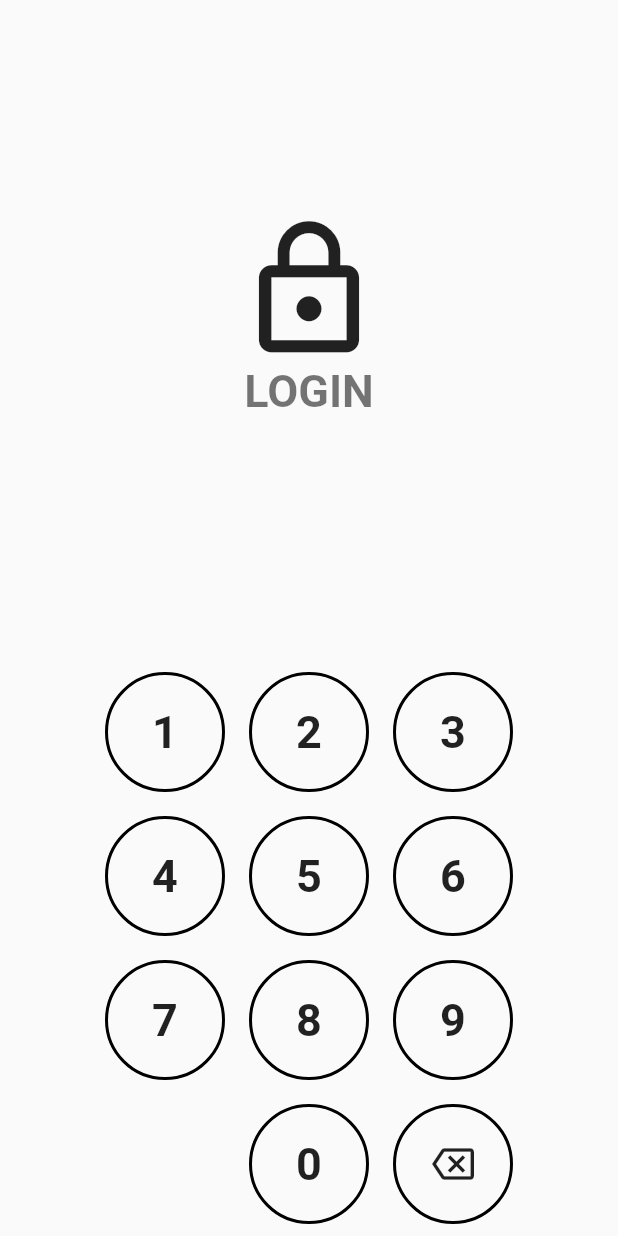
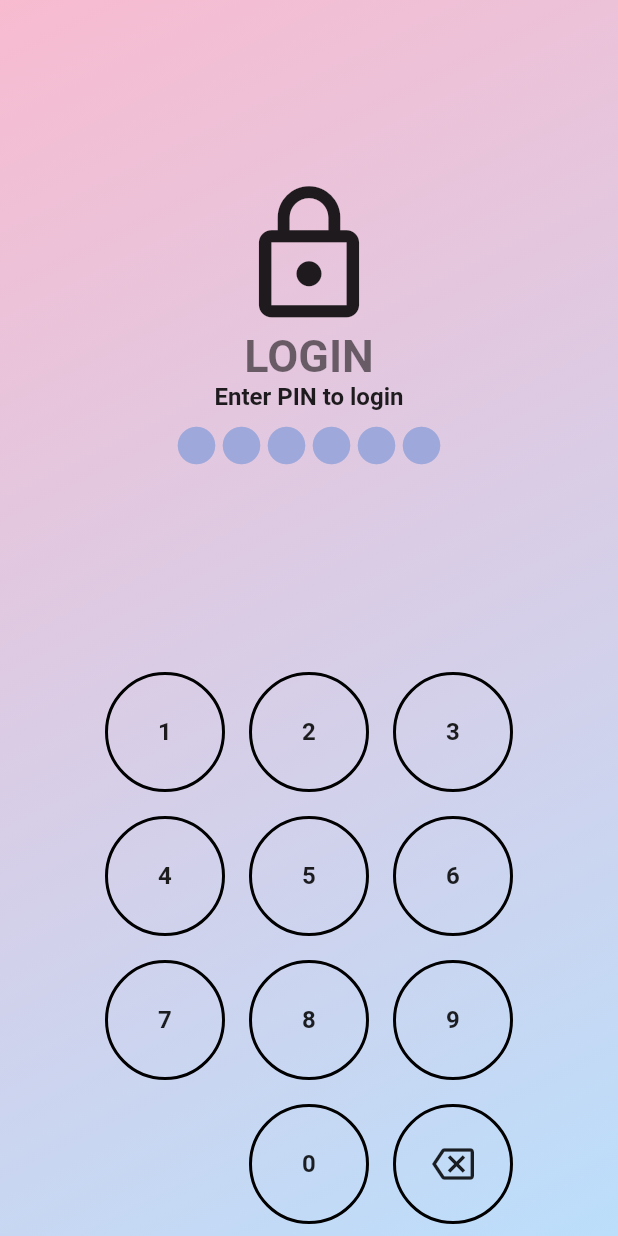
Before and after one commit to phutchatcha/flutter_food, a Flutter app: the screen it shows after launch, on a phone screen of 412 x 824 dp. Run offline on Flutter 3.47's test engine with Material 2 defaults, Android fonts, the phone set to English and light mode, and no system bars.

Commit message:
Initial commit

```diff
--- a/lib/main.dart
+++ b/lib/main.dart
@@ -19,10 +19,10 @@ class MyApp extends StatelessWidget {
             fontWeight: FontWeight.bold,
           ),
           headline6: TextStyle(
-            fontSize: 30.0,
+            fontSize: 16.0,
             fontWeight: FontWeight.bold,
           ),
-          bodyText2: TextStyle(fontSize: 14.0),
+          bodyText2: TextStyle(fontSize: 20.0),
         ),
       ),
       home: LoginPage(),
--- a/lib/pages/login/login_page.dart
+++ b/lib/pages/login/login_page.dart
@@ -1,4 +1,7 @@
 import 'package:flutter/material.dart';
+
+import 'package:flutter/cupertino.dart';
+import 'package:flutter_food/pages/home/home_page.dart';
 
 class LoginPage extends StatefulWidget {
   const LoginPage({Key? key}) : super(key: key);
@@ -10,15 +13,52 @@ class LoginPage extends StatefulWidget {
 class _LoginPageState extends State<LoginPage> {
   var input = '';
 
+  void _showDialog(){
+    showDialog(
+      context: context,
+      builder: (BuildContext context) {
+        return AlertDialog(
+          title: Text(
+            "ERROR!",
+            style: TextStyle(color: Colors.black),
+          ),
+          content: Text("Invalid PIN. Please try again!"),
+          actions: [
+            TextButton(
+              child: const Text(
+                'OK',
+                style: TextStyle(
+                  color: Colors.black54,
+                ),
+              ),
+              onPressed: () {
+                Navigator.of(context).pop();
+              },
+            ),
+          ],
+        );
+      },
+    );
+  }
+
   @override
   Widget build(BuildContext context) {
     return Scaffold(
       body: Container(
+        decoration: BoxDecoration(
+          gradient: LinearGradient(
+            begin: Alignment.topLeft,
+            end: Alignment.bottomRight,
+            colors: [
+              Colors.pink.shade100,
+              Colors.blue.shade100,
+            ],
+          ),
+        ),
         child: SafeArea(
           child: Column(
             children: [
               Expanded(
-                //ทำให้ส่วนของcontainerอยู่ข้างล่างเสมอ
                 child: Center(
                   child: Column(
                     mainAxisSize: MainAxisSize.min,
@@ -31,7 +71,22 @@ class _LoginPageState extends State<LoginPage> {
                         'LOGIN',
                         style: Theme.of(context).textTheme.headline1,
                       ),
-                      Text(input, style: TextStyle(fontSize: 16.0),),
+                      Text(
+                        'Enter PIN to login',
+                        style: Theme.of(context).textTheme.headline6,
+                      ),
+                      Padding(
+                        padding: const EdgeInsets.all(8.0),
+                        child: Row(
+                          mainAxisAlignment: MainAxisAlignment.center,
+                          children: [
+                            for(int i=0;i<input.length;i++)
+                              Icon(Icons.circle,size: 30,color: Colors.indigo.shade400,),
+                            for(int i=0;i<6-input.length;i++)
+                              Icon(Icons.circle,size: 30,color: Colors.indigo.shade200,),
+                          ],
+                        ),
+                      )
                     ],
                   ),
                 ),
@@ -68,7 +123,7 @@ class _LoginPageState extends State<LoginPage> {
   }
 
   void _handleClickButton(int num) {
-    print('Hello $num');
+    print('Press $num');
 
     setState(() {
       if(num == -1){
@@ -77,7 +132,21 @@ class _LoginPageState extends State<LoginPage> {
       }else{
         input = input + '$num'; //input = '$input$num';
       }
-
+      if (input.length == 6) {
+        if (input == '123456') {
+          Navigator.push(
+            context,
+            MaterialPageRoute(
+              builder: (context) => homePage(),
+            ),
+          );
+        }
+        else {
+          _showDialog();
+          input = '';
+        }
+      }
+      print('$input');
     });
   }
 }
```
